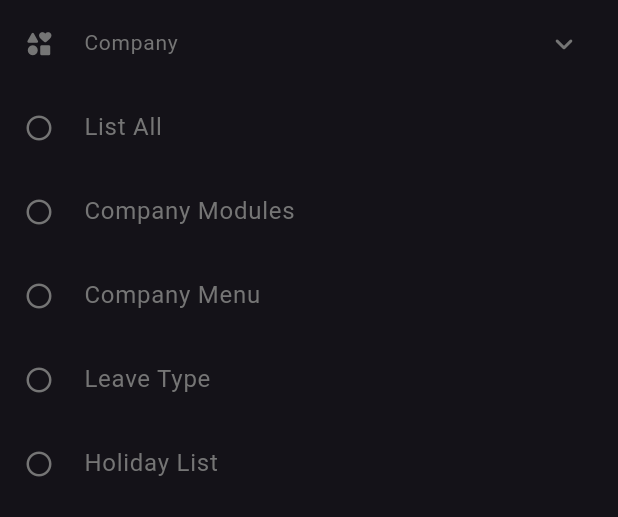
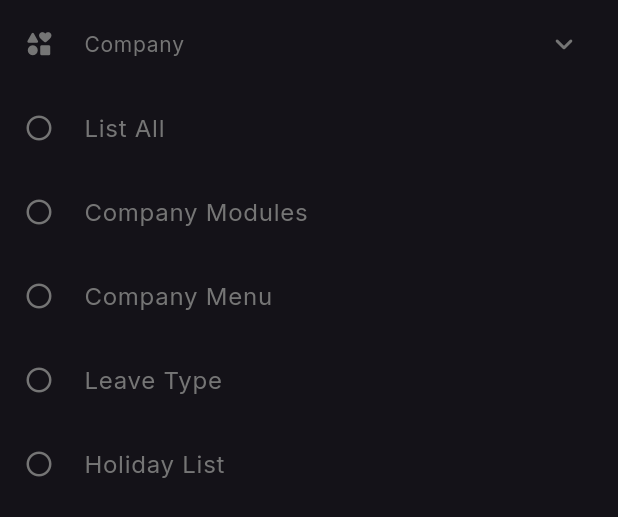
Before and after one commit to Sabusabith/percapita, a Flutter app: the HoverExpansionTile widget shown alone on an empty page, opened directly, after a tap on "Company", on a phone screen of 412 x 824 dp. Shown: the top 517 px of the screen. Run offline on Flutter 3.47's test engine with Material 3 defaults, Android fonts, the phone set to English and light mode, and no system bars; our stand-ins replace firebase_core, flutter_svg, get, google_fonts; missing offline and left inert: searchbar_animation; accounts and stored records are empty.

Commit message:
commit after complete textstyle

```diff
--- a/lib/screens/sidebar/sidebar.dart
+++ b/lib/screens/sidebar/sidebar.dart
@@ -1,5 +1,6 @@
 import 'package:flutter/material.dart';
 import 'package:get/get.dart';
+import 'package:google_fonts/google_fonts.dart';
 import 'package:percapita_copy/controller/master_screens_controller.dart';
 import 'package:percapita_copy/screens/Login/login.dart';
 import 'package:percapita_copy/screens/common/colors/colors.dart';
@@ -208,7 +209,7 @@ class HoverListTile extends StatelessWidget {
                     : null,
                 title: Text(
                   title,
-                  style: TextStyle(
+                  style: GoogleFonts.inter(
                     color:hoverController.clickedIndex.value == index
                         ? primeryColor
                         : hoverController.hoveredIndex.value == index
@@ -280,7 +281,7 @@ class HoverExpansionTile extends StatelessWidget {
                 ),
                 title: Text(
                   title,
-                  style: TextStyle(
+                  style: GoogleFonts.inter(
                     color: hoverController.clickedIndex.value == index
                         ? primeryColor
                         : hoverController.hoveredIndex.value == index
```
